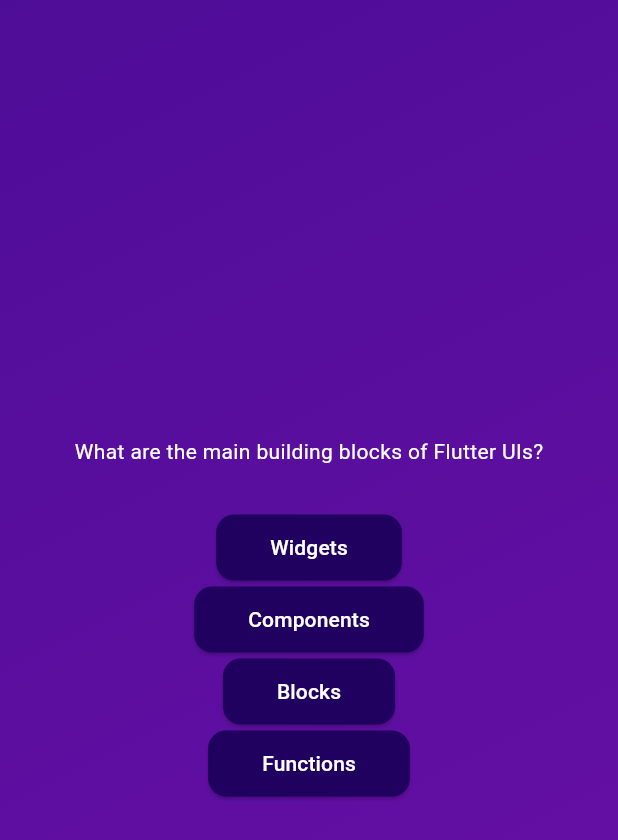
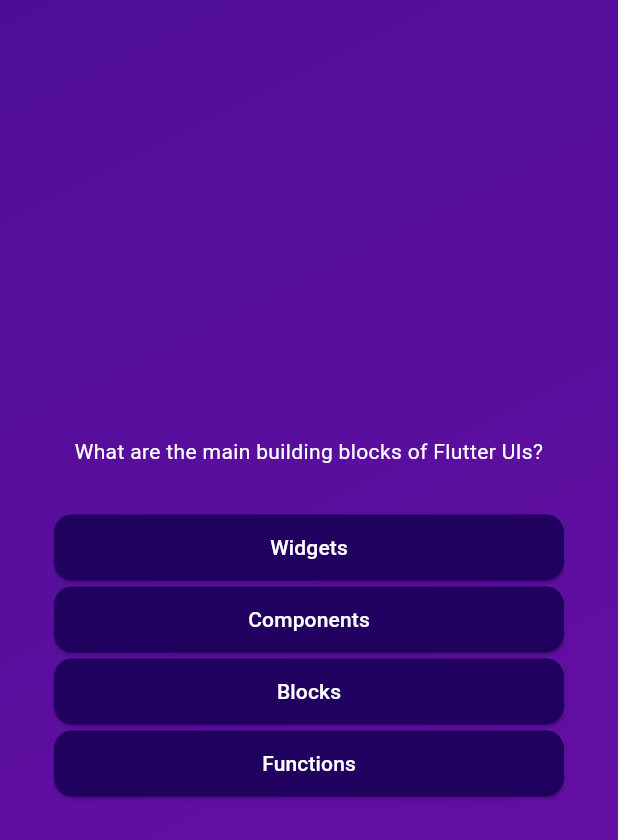
Before and after one commit to auri-gabriel/quiz_app, a Flutter app: the screen it shows after launch, after a tap on "Start Quiz!", on a phone screen of 412 x 824 dp. Shown: the top 840 px of the screen. Run offline on Flutter 3.47's test engine with Material 3 defaults, Android fonts, the phone set to English and light mode, and no system bars.

Commit message:
Refactor QuestionsScreen layout for improved structure and readability

```diff
--- a/lib/questions_screen.dart
+++ b/lib/questions_screen.dart
@@ -18,16 +18,24 @@ class _QuestionsScreenState extends State<QuestionsScreen> {
 
     return SizedBox(
       width: double.infinity,
+      child: Container(
+        margin: const EdgeInsets.all(36),
         child: Column(
           mainAxisAlignment: MainAxisAlignment.center,
+          crossAxisAlignment: CrossAxisAlignment.stretch,
           children: [
-          Text(currentQuestion.text, style: TextStyle(color: Colors.white)),
+            Text(
+              currentQuestion.text,
+              style: TextStyle(color: Colors.white),
+              textAlign: TextAlign.center,
+            ),
             SizedBox(height: 30),
             ...currentQuestion.answers.map((answer) {
               return AnswerButton(answerText: answer, onTap: () {});
             }),
           ],
         ),
+      ),
     );
   }
 }
```
Lines whose indentation alone changed are shown as unchanged.
